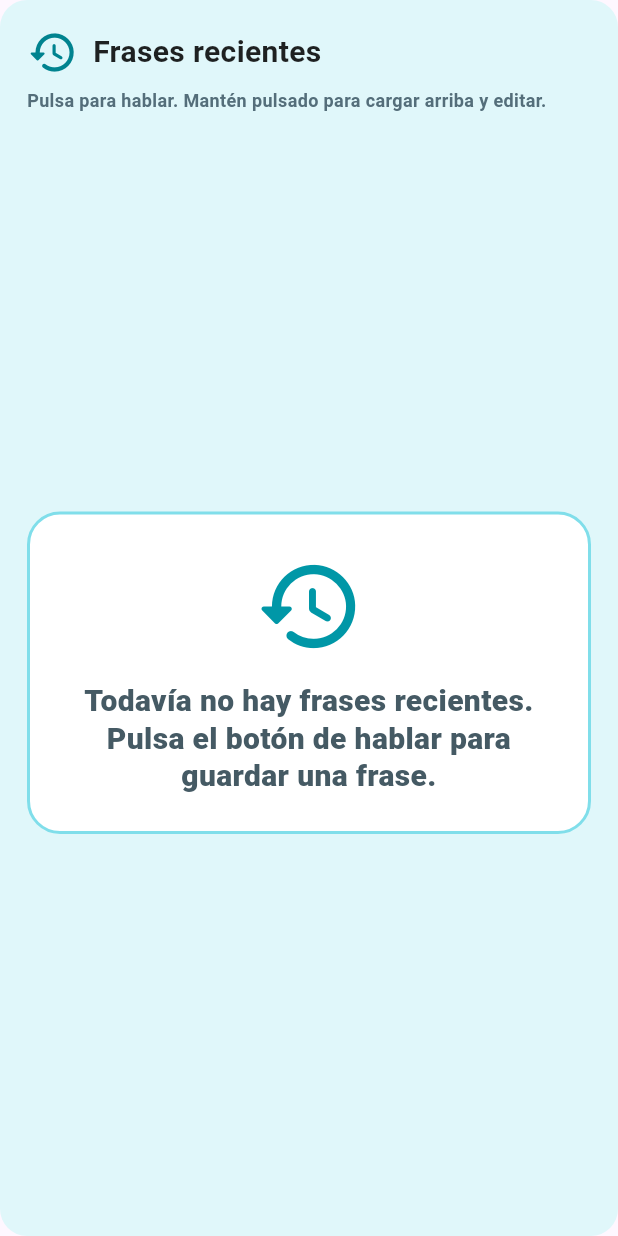
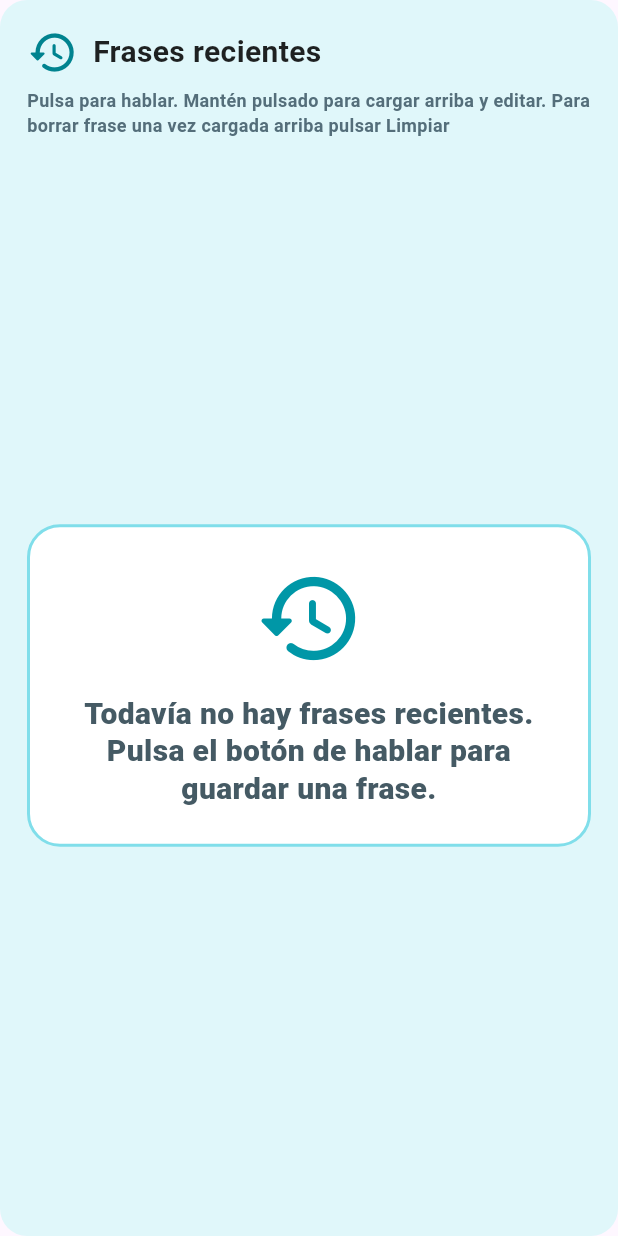
Before and after one commit to Antonio24ts/auti_comunicator, a Flutter app: the RecentPhrasesPanel widget shown alone on an empty page, opened directly with empty values, on a phone screen of 412 x 824 dp. Run offline on Flutter 3.47's test engine with Material 3 defaults, Android fonts, the phone set to English and light mode, and no system bars; our stand-ins replace cloud_functions, firebase_core, flutter_tts, just_audio, shared_preferences, wakelock_plus; accounts and stored records are empty.

Commit message:
Modificado text frases recientes

```diff
--- a/lib/features/recent_phrases/presentation/widgets/recent_phrases_panel.dart
+++ b/lib/features/recent_phrases/presentation/widgets/recent_phrases_panel.dart
@@ -55,7 +55,7 @@
           Align(
             alignment: Alignment.centerLeft,
             child: Text(
-              'Pulsa para hablar. Mantén pulsado para cargar arriba y editar.',
+              'Pulsa para hablar. Mantén pulsado para cargar arriba y editar. Para borrar frase una vez cargada arriba pulsar Limpiar',
               style: TextStyle(
                 fontSize: 12,
                 fontWeight: FontWeight.w700,
```
